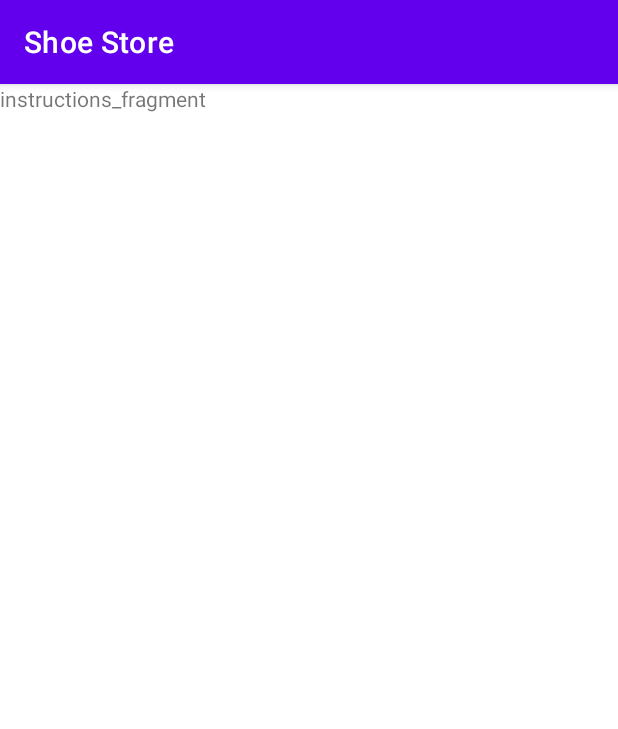
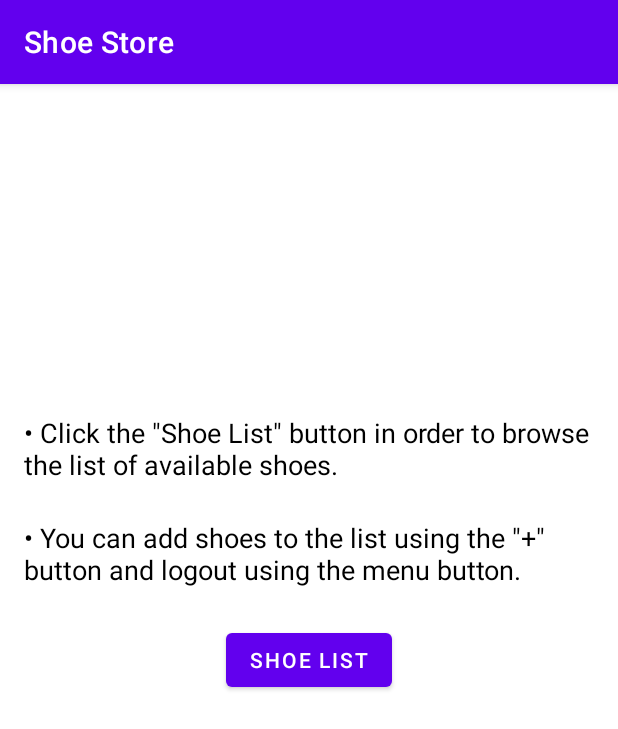
Before and after one commit to abdel-17/shoe-store, an Android app: the InstructionsFragment screen opened through its navigation route, on a phone screen of 412 x 824 dp. Shown: the top 729 px of the screen. Run offline under Robolectric (Android 15) with nearby library versions, the phone set to English and light mode, and no system bars; our stand-ins replace data binding, navigation-ui; 3 statements that could not run were skipped.

Commit message:
Replaced the instructions menu with a button to navigate from the welcome to the instructions fragment. Moved the logout menu from the instructions fragment to the shoe list fragment. Added a plus floating action button (its action

```diff
--- a/app/build.gradle
+++ b/app/build.gradle
@@ -35,6 +35,7 @@ android {
     kotlinOptions {
         jvmTarget = '1.8'
     }
+    namespace 'com.example.shoestore'
 }
 
 dependencies {
--- a/app/src/main/AndroidManifest.xml
+++ b/app/src/main/AndroidManifest.xml
@@ -1,7 +1,6 @@
 <?xml version="1.0" encoding="utf-8"?>
 <manifest xmlns:android="http://schemas.android.com/apk/res/android"
-    xmlns:tools="http://schemas.android.com/tools"
-    package="com.example.shoestore">
+    xmlns:tools="http://schemas.android.com/tools">
 
     <application
         android:allowBackup="true"
--- a/app/src/main/java/com/example/shoestore/onboarding/InstructionsFragment.kt
+++ b/app/src/main/java/com/example/shoestore/onboarding/InstructionsFragment.kt
@@ -1,17 +1,28 @@
 package com.example.shoestore.onboarding
 
 import android.os.Bundle
+import android.view.*
 import androidx.fragment.app.Fragment
-import android.view.LayoutInflater
-import android.view.View
-import android.view.ViewGroup
+import androidx.core.view.MenuProvider
+import androidx.databinding.DataBindingUtil
+import androidx.navigation.fragment.findNavController
 import com.example.shoestore.R
+import com.example.shoestore.databinding.FragmentInstructionsBinding
+import com.example.shoestore.shoe.ShoeListFragmentDirections
 
 class InstructionsFragment : Fragment() {
     override fun onCreateView(
         inflater: LayoutInflater, container: ViewGroup?, savedInstanceState: Bundle?,
-    ): View? {
-        // TODO setup layout
-        return inflater.inflate(R.layout.fragment_instructions, container, false)
+    ): View {
+        val binding: FragmentInstructionsBinding = DataBindingUtil.inflate(
+            inflater, R.layout.fragment_instructions, container, false
+        )
+        binding.buttonShowShoeList.setOnClickListener {
+            // Navigation to the shoe list fragment.
+            findNavController().navigate(
+                InstructionsFragmentDirections.actionInstructionsFragmentToShoeListFragment()
+            )
+        }
+        return binding.root
     }
 }
--- a/app/src/main/res/drawable/ic_add.xml
+++ b/app/src/main/res/drawable/ic_add.xml
@@ -4,6 +4,6 @@
     android:viewportWidth="48"
     android:viewportHeight="48">
   <path
-      android:fillColor="#FF000000"
+      android:fillColor="?colorOnSecondary"
       android:pathData="M22.5,38V25.5H10v-3h12.5V10h3v12.5H38v3H25.5V38Z"/>
 </vector>
--- a/app/src/main/res/layout/fragment_instructions.xml
+++ b/app/src/main/res/layout/fragment_instructions.xml
@@ -1,14 +1,39 @@
 <?xml version="1.0" encoding="utf-8"?>
-<FrameLayout xmlns:android="http://schemas.android.com/apk/res/android"
-    xmlns:tools="http://schemas.android.com/tools"
-    android:layout_width="match_parent"
-    android:layout_height="match_parent"
-    tools:context=".onboarding.InstructionsFragment">
 
-    <!-- TODO: Update blank fragment layout -->
-    <TextView
+<layout xmlns:android="http://schemas.android.com/apk/res/android" >
+
+    <RelativeLayout
         android:layout_width="match_parent"
         android:layout_height="match_parent"
-        android:text="instructions_fragment" />
+        android:padding="16dp" >
 
-</FrameLayout>
+        <TextView
+            android:id="@+id/text_shoe_list_button_instructions"
+            android:layout_width="wrap_content"
+            android:layout_height="wrap_content"
+            android:layout_above="@+id/text_shoe_list_instructions"
+            android:layout_centerInParent="true"
+            android:layout_marginBottom="24dp"
+            android:text="@string/instructions_shoe_list"
+            android:textAppearance="@style/TextAppearance.AppCompat.Medium"
+            android:textColor="?colorOnSurface" />
+
+        <TextView
+            android:id="@+id/text_shoe_list_instructions"
+            android:layout_width="wrap_content"
+            android:layout_height="wrap_content"
+            android:layout_above="@+id/button_show_shoe_list"
+            android:layout_alignStart="@+id/text_shoe_list_button_instructions"
+            android:layout_marginBottom="24dp"
+            android:text="@string/instructions_logout"
+            android:textAppearance="@style/TextAppearance.AppCompat.Medium"
+            android:textColor="?colorOnSurface" />
+
+        <Button
+            android:id="@+id/button_show_shoe_list"
+            android:layout_width="wrap_content"
+            android:layout_height="wrap_content"
+            android:layout_centerInParent="true"
+            android:text="@string/shoe_list" />
+    </RelativeLayout>
+</layout>
--- a/app/src/main/res/menu/logout_menu.xml
+++ b/app/src/main/res/menu/logout_menu.xml
@@ -3,7 +3,7 @@
     xmlns:app="http://schemas.android.com/apk/res-auto">
 
     <item
-        android:id="@+id/loginFragment"
+        android:id="@+id/menu_logout"
         android:title="@string/logout"
         android:icon="@drawable/ic_logout"
         app:showAsAction="ifRoom"/>
--- a/app/src/main/res/navigation/navigation.xml
+++ b/app/src/main/res/navigation/navigation.xml
@@ -23,20 +23,23 @@
         android:name="com.example.shoestore.onboarding.WelcomeFragment"
         android:label="WelcomeFragment"
         tools:layout="@layout/fragment_welcome">
-        <action
-            android:id="@+id/action_welcomeFragment_to_shoeListFragment"
-            app:destination="@id/shoeListFragment"
-            app:popUpTo="@id/navigation"
-            app:popUpToInclusive="false" />
         <argument
             android:name="email"
             app:argType="string" />
+        <action
+            android:id="@+id/action_welcomeFragment_to_instructionsFragment"
+            app:destination="@id/instructionsFragment" />
     </fragment>
     <fragment
         android:id="@+id/instructionsFragment"
         android:name="com.example.shoestore.onboarding.InstructionsFragment"
         android:label="fragment_instructions"
-        tools:layout="@layout/fragment_instructions" />
+        tools:layout="@layout/fragment_instructions" >
+        <action
+            android:id="@+id/action_instructionsFragment_to_shoeListFragment"
+            app:destination="@id/shoeListFragment"
+            app:popUpTo="@id/navigation" />
+    </fragment>
     <fragment
         android:id="@+id/shoeListFragment"
         android:name="com.example.shoestore.shoe.ShoeListFragment"
--- a/app/src/main/res/values/strings.xml
+++ b/app/src/main/res/values/strings.xml
@@ -8,7 +8,10 @@
     <string name="register_message">Create your account</string>
     <string name="password_condition">Use 8 or more characters with a mix of letters, numbers and symbols.</string>
     <string name="welcome_title">Welcome to Shoe Store!</string>
-    <string name="browse_shoes">Browse shoes</string>
     <string name="instructions">Instructions</string>
+    <string name="shoe_list">Shoe list</string>
+    <string name="instructions_shoe_list">• Click the \"Shoe List\" button in order to browse the list of available shoes.</string>
+    <string name="instructions_logout">• You can add shoes to the list using the \"+\" button and logout using the menu button.</string>
     <string name="logout">Logout</string>
+    <string name="plus_icon_description">"Add a shoe to the list."</string>
 </resources>
--- a/build.gradle
+++ b/build.gradle
@@ -1,7 +1,7 @@
 // Top-level build file where you can add configuration options common to all sub-projects/modules.
 plugins {
-    id 'com.android.application' version '7.2.2' apply false
-    id 'com.android.library' version '7.2.2' apply false
+    id 'com.android.application' version '7.3.0' apply false
+    id 'com.android.library' version '7.3.0' apply false
     id 'org.jetbrains.kotlin.android' version '1.7.10' apply false
     id 'androidx.navigation.safeargs' version '2.5.2' apply false
 }
```
Also changed, not shown: app/src/main/java/com/example/shoestore/onboarding/WelcomeFragment.kt (+3 -22 lines), app/src/main/java/com/example/shoestore/shoe/ShoeListFragment.kt (+17 -6 lines), app/src/main/res/drawable/ic_help.xml (deleted, +0 -9 lines), app/src/main/res/layout/fragment_login.xml (+7 -5 lines), app/src/main/res/layout/fragment_shoe_list.xml (+17 -9 lines), app/src/main/res/layout/fragment_welcome.xml (+5 -3 lines), app/src/main/res/menu/instructions_menu.xml (deleted, +0 -10 lines), gradle/wrapper/gradle-wrapper.properties.
